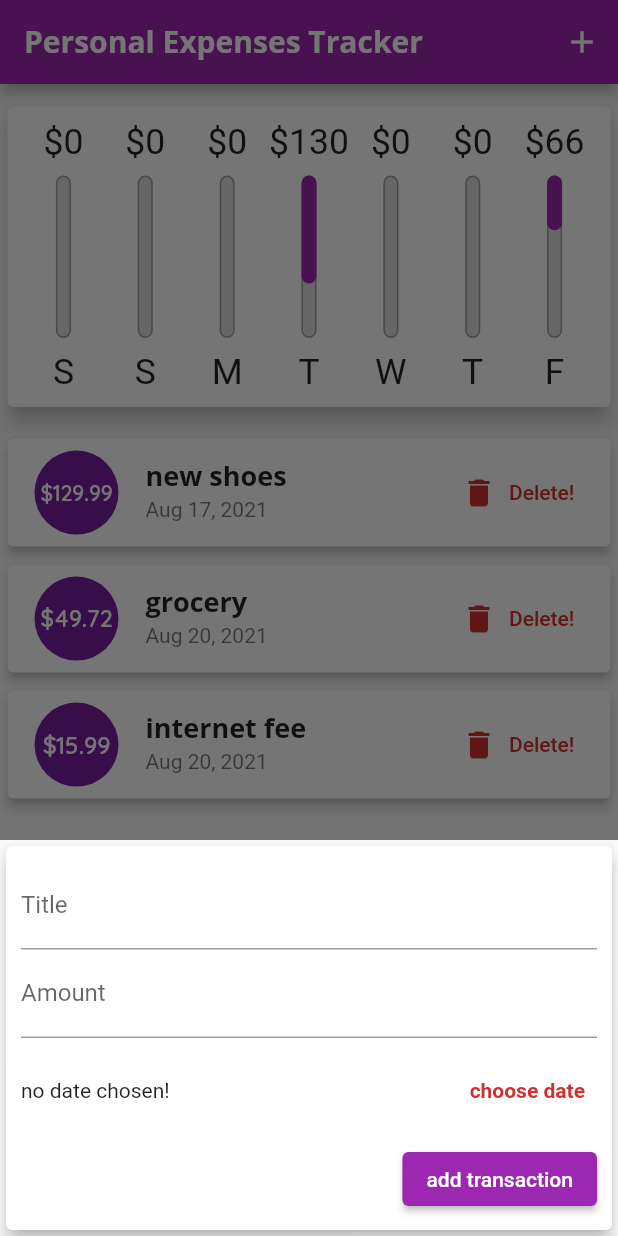
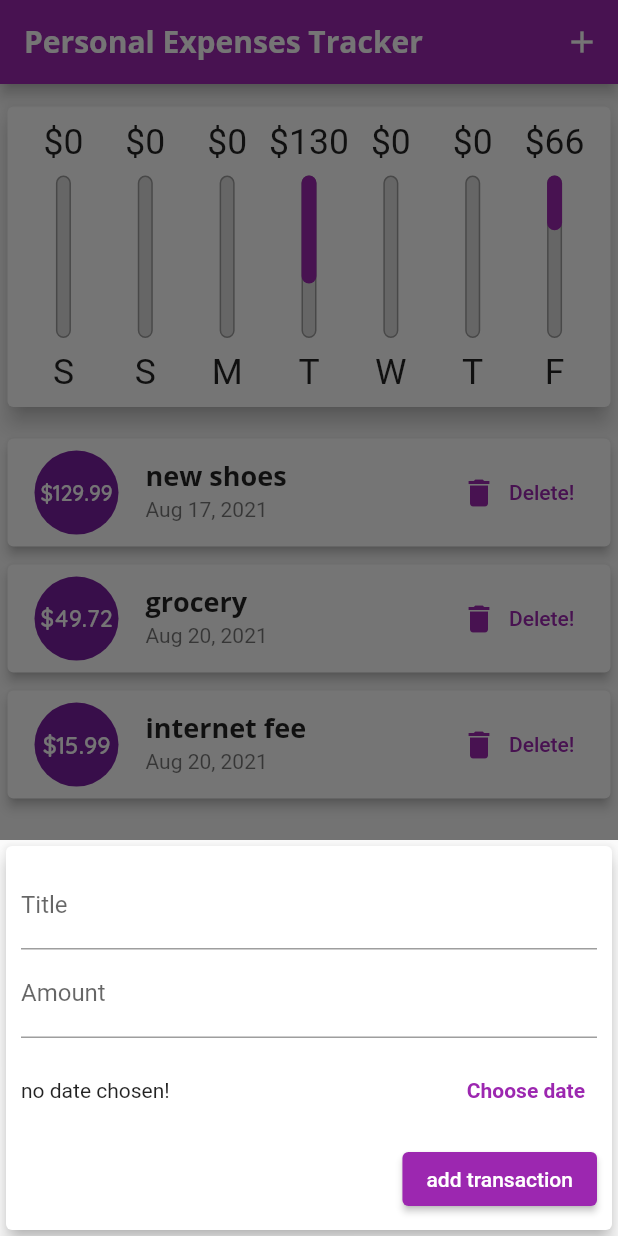
Before and after one commit to Bouchemel-Nasreddine/peronal_expenses_tracker, a Flutter app: the screen it shows after launch, after a tap on the "add" icon, on a phone screen of 412 x 824 dp. Run offline on Flutter 3.47's test engine with Material 2 defaults, Android fonts, the phone set to English and light mode, and no system bars.

Commit message:
respecting OS default design

```diff
--- a/lib/main.dart
+++ b/lib/main.dart
@@ -1,3 +1,6 @@
+import 'dart:io';
+
+import 'package:flutter/cupertino.dart';
 import 'package:flutter/material.dart';
 
 import './models/transaction.dart';
@@ -38,10 +41,6 @@ class MyApp extends StatelessWidget {
                   fontSize: 20,
                   fontWeight: FontWeight.bold,
                 ))),
-        textButtonTheme: TextButtonThemeData(
-            style: TextButton.styleFrom(
-          primary: Theme.of(context).errorColor,
-        )),
       ),
       home: MyHomePage(),
     );
@@ -118,7 +117,17 @@ class _MyHomePageState extends State<MyHomePage> {
   Widget build(BuildContext context) {
     final mediaQuery = MediaQuery.of(context);
     final bool isLandScape = mediaQuery.orientation == Orientation.landscape;
-    final appBar = AppBar(
+    final dynamic appBar = Platform.isIOS
+        ? CupertinoNavigationBar(
+            middle: Text('Personal Expenses Tracker'),
+            trailing: CupertinoButton(
+              onPressed: () {
+                _startAddNewTransaction(context);
+              },
+              child: Icon(CupertinoIcons.delete),
+            ),
+          )
+        : AppBar(
             title: Text('Personal Expenses Tracker'),
             actions: [
               IconButton(
@@ -136,18 +145,20 @@ class _MyHomePageState extends State<MyHomePage> {
           0.7,
       child: TransactionList(_transactions, _deleteTransaction),
     );
-
-    return Scaffold(
-      appBar: appBar,
-      body: Column(
+    final pageBody = SafeArea(
+      child: Column(
 //        crossAxisAlignment: CrossAxisAlignment.stretch,
         children: <Widget>[
           if (isLandScape)
             Row(
               mainAxisAlignment: MainAxisAlignment.center,
               children: [
-                Text('Show Chart'),
-                Switch(
+                Text(
+                  'Show Chart',
+                  style: Theme.of(context).textTheme.headline6,
+                ),
+                Switch.adaptive(
+                  activeColor: Theme.of(context).accentColor,
                   value: _showChart,
                   onChanged: (bool value) {
                     setState(() {
@@ -178,13 +189,26 @@ class _MyHomePageState extends State<MyHomePage> {
                 : txListWidget,
         ],
       ),
-      floatingActionButton: FloatingActionButton(
+    );
+
+    return Platform.isIOS
+        ? CupertinoPageScaffold(
+            child: pageBody,
+            navigationBar: appBar,
+          )
+        : Scaffold(
+            appBar: appBar,
+            body: pageBody,
+            floatingActionButton: Platform.isIOS
+                ? Container()
+                : FloatingActionButton(
                     child: Icon(Icons.add),
                     onPressed: () {
                       _startAddNewTransaction(context);
                     },
                   ),
-      floatingActionButtonLocation: FloatingActionButtonLocation.centerFloat,
+            floatingActionButtonLocation:
+                FloatingActionButtonLocation.centerFloat,
           );
   }
 }
--- /dev/null
+++ b/lib/widgets/date_adaptive_button.dart
@@ -0,0 +1,30 @@
+import 'dart:io';
+
+import 'package:flutter/cupertino.dart';
+import 'package:flutter/material.dart';
+
+class AdaptiveButton extends StatelessWidget {
+  final String text;
+  final void Function() handler;
+
+  AdaptiveButton(this.text, this.handler);
+
+  @override
+  Widget build(BuildContext context) {
+    return Platform.isIOS
+        ? CupertinoButton(
+            child: Text(
+              text,
+              style: TextStyle(fontWeight: FontWeight.bold),
+            ),
+            onPressed: handler,
+          )
+        : TextButton(
+            onPressed: handler,
+            child: Text(
+              text,
+              style: TextStyle(fontWeight: FontWeight.bold),
+            ),
+          );
+  }
+}
--- /dev/null
+++ b/lib/widgets/submission_adaptive_button.dart
@@ -0,0 +1,29 @@
+import 'dart:io';
+
+import 'package:flutter/cupertino.dart';
+import 'package:flutter/material.dart';
+
+class SubmissionAdaptiveButton extends StatelessWidget {
+  final String text;
+  final void Function() handler;
+
+  SubmissionAdaptiveButton(this.text, this.handler);
+
+  @override
+  Widget build(BuildContext context) {
+    return Platform.isIOS
+        ? CupertinoButton(
+            color: Theme.of(context).primaryColor,
+            child: Text(
+              text,
+              style:
+                  TextStyle(fontWeight: FontWeight.bold, color: Colors.white),
+            ),
+            onPressed: handler,
+          )
+        : ElevatedButton(
+            onPressed: handler,
+            child: Text(text),
+          );
+  }
+}
--- a/lib/widgets/transaction_input.dart
+++ b/lib/widgets/transaction_input.dart
@@ -1,5 +1,8 @@
+import 'package:flutter/cupertino.dart';
 import 'package:flutter/material.dart';
 import 'package:intl/intl.dart';
+import 'package:peronal_expenses_tracker/widgets/date_adaptive_button.dart';
+import 'package:peronal_expenses_tracker/widgets/submission_adaptive_button.dart';
 
 class TransactionInput extends StatefulWidget {
   final void Function(String, double, DateTime) addTransaction;
@@ -50,20 +53,11 @@ class _TransactionInputState extends State<TransactionInput> {
                             : 'Picked Date: ${DateFormat.yMd().format(_selectedDate)}',
                       ),
                     ),
-                    TextButton(
-                      onPressed: _presentDatePicker,
-                      child: Text(
-                        'choose date',
-                        style: TextStyle(fontWeight: FontWeight.bold),
-                      ),
-                    )
+                    AdaptiveButton('Choose date', _presentDatePicker),
                   ],
                 ),
               ),
-              ElevatedButton(
-                onPressed: _submitTransaction,
-                child: Text('add transaction'),
-              ),
+              SubmissionAdaptiveButton('add transaction', _submitTransaction),
             ],
           ),
         ),
@@ -82,10 +76,10 @@ class _TransactionInputState extends State<TransactionInput> {
         _selectedDate == DateTime(2018)) return;
 
     this.widget.addTransaction(
-          enteredTitle,
-          enteredAmount,
-          _selectedDate,
-        );
+      enteredTitle,
+      enteredAmount,
+      _selectedDate,
+    );
   }
 
   void _presentDatePicker() {
```
Lines whose indentation alone changed are shown as unchanged.
